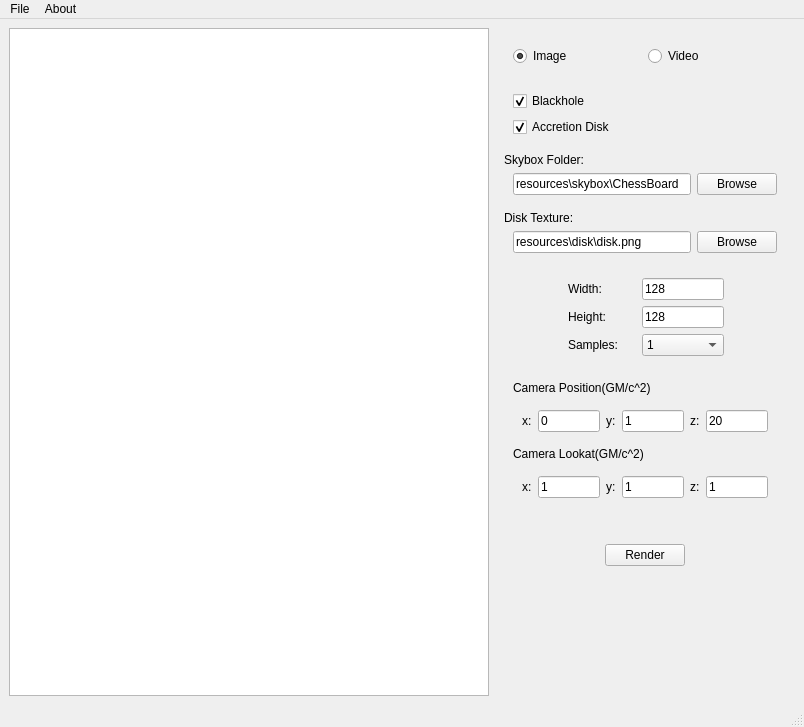
Qt form src/gui/main_window.ui (evopen/blackness) before a commit.
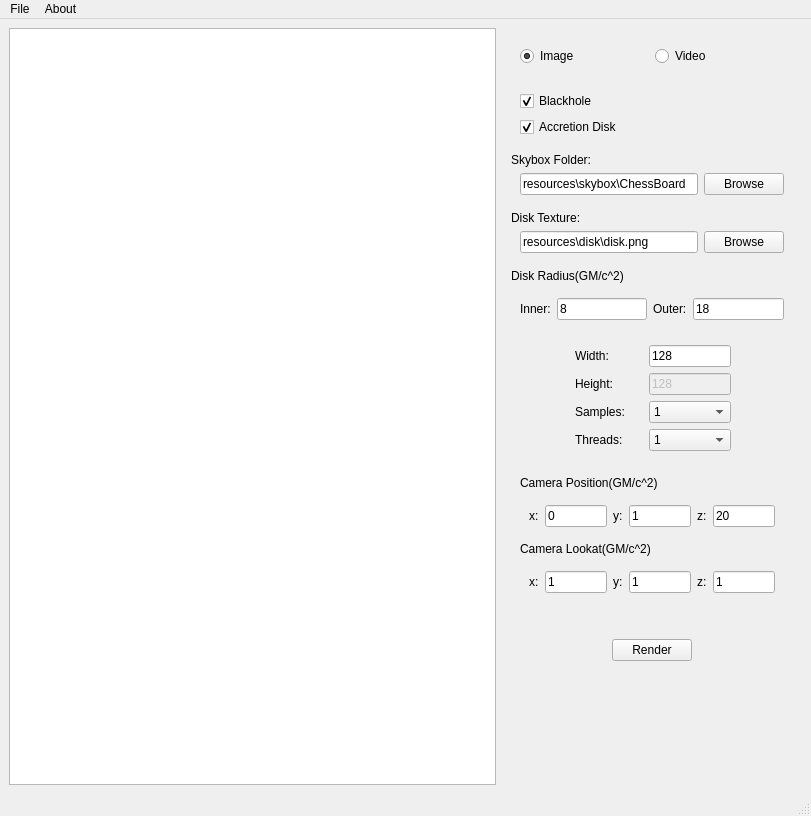
The same form after that commit.

The edit to the form file:
```diff
--- a/src/gui/main_window.ui
+++ b/src/gui/main_window.ui
@@ -6,8 +6,8 @@
    <rect>
     <x>0</x>
     <y>0</y>
-    <width>804</width>
-    <height>727</height>
+    <width>811</width>
+    <height>816</height>
    </rect>
   </property>
   <property name="windowTitle">
@@ -175,6 +175,65 @@
          </layout>
         </widget>
        </item>
+       <item>
+        <widget class="QWidget" name="disk_radius_widget" native="true">
+         <layout class="QVBoxLayout" name="verticalLayout_8">
+          <property name="leftMargin">
+           <number>0</number>
+          </property>
+          <property name="topMargin">
+           <number>0</number>
+          </property>
+          <property name="rightMargin">
+           <number>0</number>
+          </property>
+          <property name="bottomMargin">
+           <number>0</number>
+          </property>
+          <item>
+           <widget class="QLabel" name="label_14">
+            <property name="text">
+             <string>Disk Radius(GM/c^2)</string>
+            </property>
+           </widget>
+          </item>
+          <item>
+           <widget class="QWidget" name="widget_13" native="true">
+            <layout class="QHBoxLayout" name="horizontalLayout_8">
+             <item>
+              <widget class="QLabel" name="label_15">
+               <property name="text">
+                <string>Inner:</string>
+               </property>
+              </widget>
+             </item>
+             <item>
+              <widget class="QLineEdit" name="disk_inner_lineedit">
+               <property name="text">
+                <string>8</string>
+               </property>
+              </widget>
+             </item>
+             <item>
+              <widget class="QLabel" name="label_16">
+               <property name="text">
+                <string>Outer:</string>
+               </property>
+              </widget>
+             </item>
+             <item>
+              <widget class="QLineEdit" name="disk_outer_lineedit">
+               <property name="text">
+                <string>18</string>
+               </property>
+              </widget>
+             </item>
+            </layout>
+           </widget>
+          </item>
+         </layout>
+        </widget>
+       </item>
        <item alignment="Qt::AlignHCenter">
         <widget class="QWidget" name="widget_4" native="true">
          <layout class="QHBoxLayout" name="horizontalLayout_4">
@@ -217,6 +276,13 @@
                </property>
               </widget>
              </item>
+             <item>
+              <widget class="QLabel" name="label_17">
+               <property name="text">
+                <string>Threads:</string>
+               </property>
+              </widget>
+             </item>
             </layout>
            </widget>
           </item>
@@ -238,6 +304,9 @@
              </item>
              <item>
               <widget class="QLineEdit" name="height_lineedit">
+               <property name="enabled">
+                <bool>false</bool>
+               </property>
                <property name="text">
                 <string>128</string>
                </property>
@@ -277,6 +346,50 @@
                </item>
               </widget>
              </item>
+             <item>
+              <widget class="QComboBox" name="threads_box">
+               <item>
+                <property name="text">
+                 <string>1</string>
+                </property>
+               </item>
+               <item>
+                <property name="text">
+                 <string>2</string>
+                </property>
+               </item>
+               <item>
+                <property name="text">
+                 <string>4</string>
+                </property>
+               </item>
+               <item>
+                <property name="text">
+                 <string>8</string>
+                </property>
+               </item>
+               <item>
+                <property name="text">
+                 <string>16</string>
+                </property>
+               </item>
+               <item>
+                <property name="text">
+                 <string>32</string>
+                </property>
+               </item>
+               <item>
+                <property name="text">
+                 <string>64</string>
+                </property>
+               </item>
+               <item>
+                <property name="text">
+                 <string>128</string>
+                </property>
+               </item>
+              </widget>
+             </item>
             </layout>
            </widget>
           </item>
@@ -407,6 +520,9 @@
          <property name="text">
           <string/>
          </property>
+         <property name="textFormat">
+          <enum>Qt::RichText</enum>
+         </property>
         </widget>
        </item>
        <item alignment="Qt::AlignHCenter">
@@ -439,7 +555,7 @@
     <rect>
      <x>0</x>
      <y>0</y>
-     <width>804</width>
+     <width>811</width>
      <height>26</height>
     </rect>
    </property>
```
